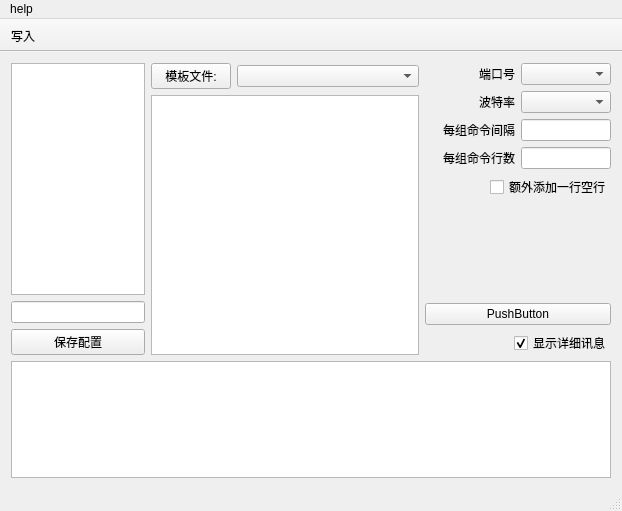
Old version of the form mainwindow.ui in the repository 0x8023/WSwitch.
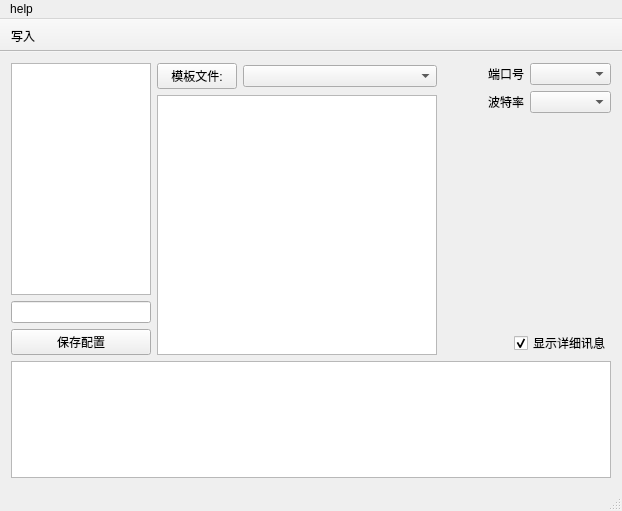
New version of the form.

Commit message: 新的解析引擎, 有序列表去重, 测试大概成功

```diff
--- a/mainwindow.ui
+++ b/mainwindow.ui
@@ -18,7 +18,7 @@
     <item row="0" column="0">
      <layout class="QVBoxLayout" name="verticalLayout_5" stretch="5,2">
       <item>
-       <layout class="QHBoxLayout" name="horizontalLayout_12" stretch="8,16,0">
+       <layout class="QHBoxLayout" name="horizontalLayout_12" stretch="5,10,6">
         <item>
          <layout class="QVBoxLayout" name="verticalLayout">
           <item>
@@ -130,7 +130,7 @@
              </layout>
             </item>
             <item>
-             <layout class="QHBoxLayout" name="horizontalLayout_4" stretch="0,0">
+             <layout class="QHBoxLayout" name="horizontalLayout_4" stretch="1,1">
               <item>
                <widget class="QLabel" name="label_3">
                 <property name="maximumSize">
@@ -196,76 +196,6 @@
               </item>
              </layout>
             </item>
-            <item>
-             <layout class="QHBoxLayout" name="horizontalLayout_9" stretch="1,1">
-              <item>
-               <widget class="QLabel" name="label_9">
-                <property name="maximumSize">
-                 <size>
-                  <width>100</width>
-                  <height>16777215</height>
-                 </size>
-                </property>
-                <property name="text">
-                 <string>每组命令间隔</string>
-                </property>
-                <property name="alignment">
-                 <set>Qt::AlignRight|Qt::AlignTrailing|Qt::AlignVCenter</set>
-                </property>
-               </widget>
-              </item>
-              <item>
-               <widget class="QLineEdit" name="lineEdit_Interval"/>
-              </item>
-             </layout>
-            </item>
-            <item>
-             <layout class="QHBoxLayout" name="horizontalLayout_10" stretch="1,1">
-              <item>
-               <widget class="QLabel" name="label_10">
-                <property name="maximumSize">
-                 <size>
-                  <width>100</width>
-                  <height>16777215</height>
-                 </size>
-                </property>
-                <property name="text">
-                 <string>每组命令行数</string>
-                </property>
-                <property name="alignment">
-                 <set>Qt::AlignRight|Qt::AlignTrailing|Qt::AlignVCenter</set>
-                </property>
-               </widget>
-              </item>
-              <item>
-               <widget class="QLineEdit" name="lineEdit_Quantity"/>
-              </item>
-             </layout>
-            </item>
-            <item>
-             <layout class="QHBoxLayout" name="horizontalLayout_11" stretch="0,0">
-              <item>
-               <spacer name="horizontalSpacer_5">
-                <property name="orientation">
-                 <enum>Qt::Horizontal</enum>
-                </property>
-                <property name="sizeHint" stdset="0">
-                 <size>
-                  <width>40</width>
-                  <height>20</height>
-                 </size>
-                </property>
-               </spacer>
-              </item>
-              <item>
-               <widget class="QCheckBox" name="checkBox_Blank">
-                <property name="text">
-                 <string>额外添加一行空行</string>
-                </property>
-               </widget>
-              </item>
-             </layout>
-            </item>
            </layout>
           </item>
           <item>
@@ -281,13 +211,6 @@
             </property>
            </spacer>
           </item>
-          <item>
-           <widget class="QPushButton" name="pushButton">
-            <property name="text">
-             <string>PushButton</string>
-            </property>
-           </widget>
-          </item>
           <item>
            <layout class="QHBoxLayout" name="horizontalLayout_6" stretch="1,1">
             <item>
```
The commit also changes 1 other file.
